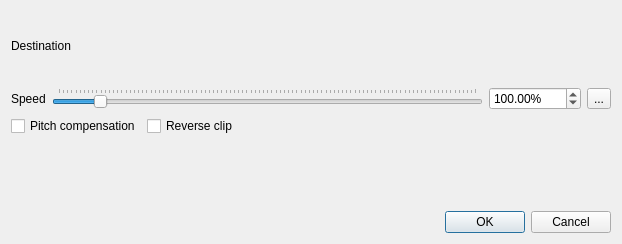
Qt form src/ui/clipspeed_ui.ui (KDE/kdenlive) before a commit.
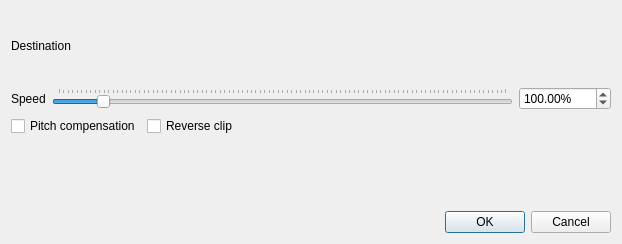
The same form after that commit. Custom widgets are drawn as their Qt base class.

Patch:
```diff
--- a/src/ui/clipspeed_ui.ui
+++ b/src/ui/clipspeed_ui.ui
@@ -79,13 +79,6 @@
        </property>
       </widget>
      </item>
-     <item>
-      <widget class="QToolButton" name="toolButton">
-       <property name="text">
-        <string>...</string>
-       </property>
-      </widget>
-     </item>
     </layout>
    </item>
    <item row="5" column="0" colspan="3">
```
